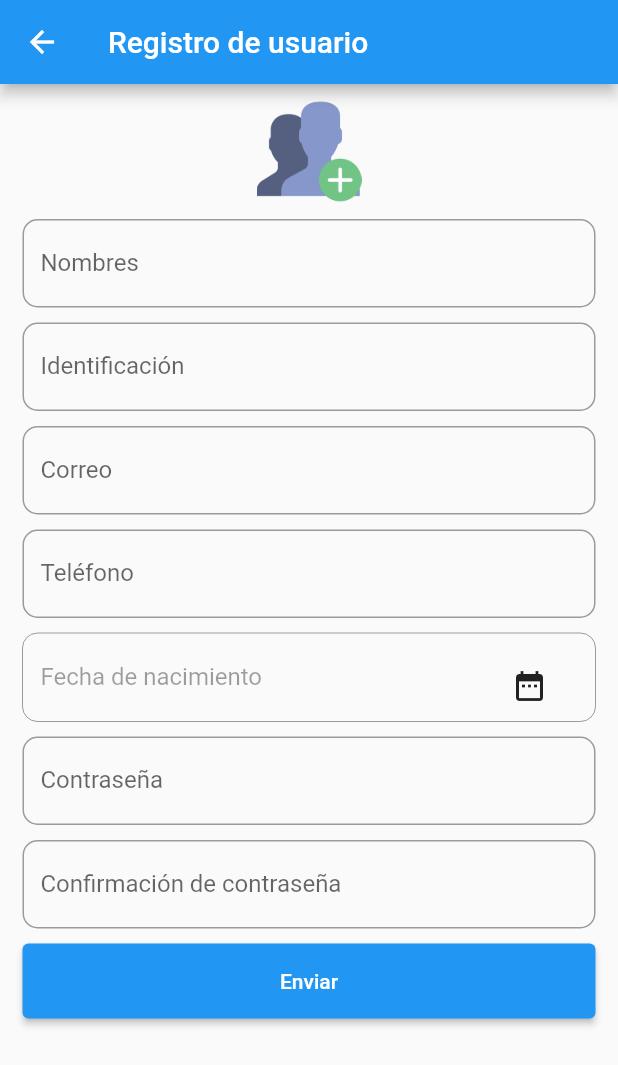
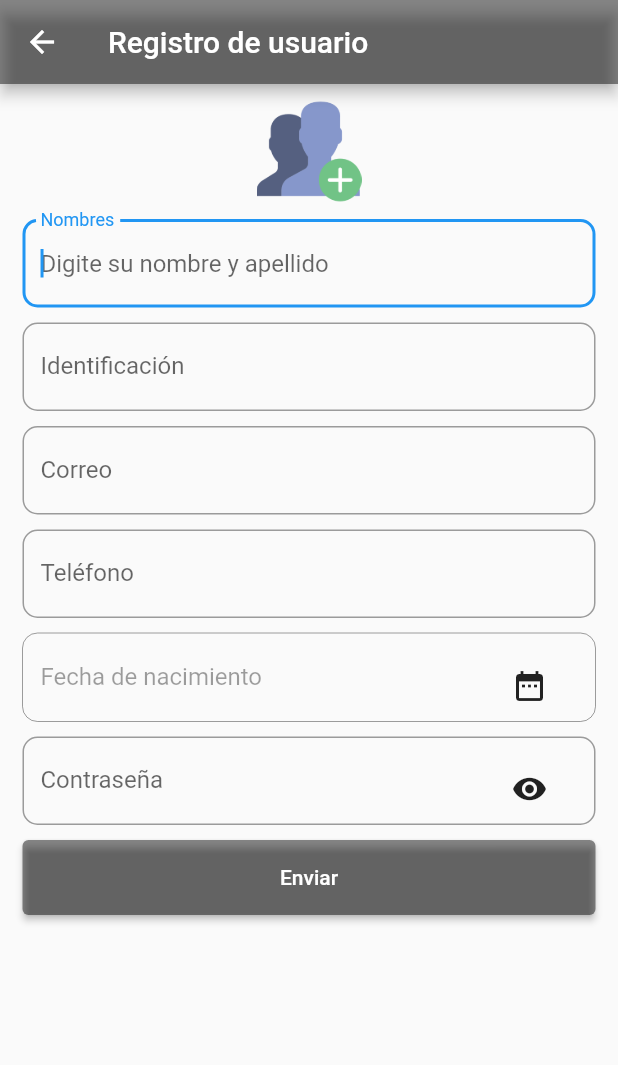
Before and after one commit to Leonardov7/Linea2-Global, a Flutter app: the screen it shows after launch, after a tap on "Registrar Usuario", on a phone screen of 412 x 824 dp. Shown: the top 1065 px of the screen. Run offline on Flutter 3.47's test engine with Material 2 defaults, Android fonts, the phone set to English and light mode, and no system bars; our stand-ins replace cloud_firestore, firebase_core; accounts and stored records are empty.

Commit message:
Data Picker

```diff
--- a/lib/View/UserRegister.dart
+++ b/lib/View/UserRegister.dart
@@ -1,5 +1,6 @@
 import 'package:flutter/cupertino.dart';
 import 'package:flutter/material.dart';
+//import 'package:flutter_localizations/flutter_localizations.dart';
 
 class UserRegister extends StatefulWidget {
   @override
@@ -8,7 +9,10 @@ class UserRegister extends StatefulWidget {
 
 class UserRegisterApp extends State<UserRegister> {
   DateTime selectedDate = DateTime.now();
+  var passHide=true;
+  var ojo=Icons.visibility;
   TextEditingController fecha = TextEditingController();
+  TextEditingController pass= TextEditingController();
   var _currentSelectedDate;
 
   void callDataPcker() async {
@@ -35,7 +39,7 @@ class UserRegisterApp extends State<UserRegister> {
         errorInvalidText: "Fecha fuera de rango",
         initialEntryMode: DatePickerEntryMode.input,
         builder: (context, child) {
-          return Theme(data: ThemeData.fallback(), child: Center(child: child));
+          return Theme(data: ThemeData.dark(), child: Center(child: child));
         });
   }
 
@@ -45,6 +49,7 @@ class UserRegisterApp extends State<UserRegister> {
   Widget build(BuildContext context) {
     return Scaffold(
       appBar: AppBar(
+        backgroundColor: Colors.black45,
         title: Text('Registro de usuario'),
       ),
       body: SingleChildScrollView(
@@ -59,6 +64,7 @@ class UserRegisterApp extends State<UserRegister> {
             Padding(
               padding: EdgeInsets.only(left: 15, top: 10, right: 15),
               child: TextField(
+                autofocus: true,
                 //controller: user,
                 style: TextStyle(color: Colors.blueGrey),
                 decoration: InputDecoration(
@@ -87,6 +93,7 @@ class UserRegisterApp extends State<UserRegister> {
             Padding(
               padding: EdgeInsets.only(left: 15, top: 10, right: 15),
               child: TextField(
+                keyboardType: TextInputType.emailAddress,
                 //controller: user,
                 style: TextStyle(color: Colors.blueGrey),
                 decoration: InputDecoration(
@@ -101,6 +108,7 @@ class UserRegisterApp extends State<UserRegister> {
             Padding(
               padding: EdgeInsets.only(left: 15, top: 10, right: 15),
               child: TextField(
+                keyboardType: TextInputType.number,
                 //controller: user,
                 style: TextStyle(color: Colors.blueGrey),
                 decoration: InputDecoration(
@@ -163,7 +171,12 @@ class UserRegisterApp extends State<UserRegister> {
                     ])),
             Padding(
               padding: EdgeInsets.only(left: 15, top: 10, right: 15),
-              child: TextField(
+              child: Stack(
+                alignment: const Alignment(1.0, 1.0),
+                children: [
+                  TextField(
+                    keyboardType: TextInputType.multiline,
+                    obscureText: passHide,
                     //controller: user,
                     style: TextStyle(color: Colors.blueGrey),
                     decoration: InputDecoration(
@@ -174,25 +187,30 @@ class UserRegisterApp extends State<UserRegister> {
                       hintText: 'Digite su contraseña',
                     ),
                   ),
-            ),
-            Padding(
-              padding: EdgeInsets.only(left: 15, top: 10, right: 15),
-              child: TextField(
-                //controller: user,
-                style: TextStyle(color: Colors.blueGrey),
-                decoration: InputDecoration(
-                  fillColor: Colors.green,
-                  border: OutlineInputBorder(
-                      borderRadius: BorderRadius.circular(10)),
-                  labelText: 'Confirmación de contraseña',
-                  hintText: 'Confirme la contraseña',
-                ),
+                  new FlatButton(
+
+                      onPressed: (){setState(() {
+                        if (passHide){
+                          passHide=false;
+                          ojo=Icons.visibility_off;
+                        }
+                      else{
+                        passHide=true;
+                        ojo=Icons.visibility;
+                        }
+                      }); }
+                      , child: new Icon(ojo))
+                ],
               ),
             ),
             Padding(
               padding: EdgeInsets.only(left: 15, top: 10, right: 15),
               child: ElevatedButton(
-                style: ElevatedButton.styleFrom(minimumSize: Size(400, 50)),
+
+                style: ElevatedButton.styleFrom(
+                  primary: Colors.black45,
+                  minimumSize: Size(400, 50)
+                ),
                 onPressed: () {},
                 child: Text('Enviar'),
               ),
--- a/lib/main.dart
+++ b/lib/main.dart
@@ -28,8 +28,41 @@ class HomeStart extends State<Home> {
       home: Scaffold(
         appBar: AppBar(
           title: Text('Home App línea 2'),
-        ),
-        body: SingleChildScrollView(
+          backgroundColor: Colors.black45,
+        ),drawer: Drawer(
+          child: new ListView(
+            children: <Widget>[
+              UserAccountsDrawerHeader(
+                accountName: Text("Guillermo García"),
+                accountEmail: Text("email@prueba.es"),
+                currentAccountPicture: CircleAvatar(child: Image.asset('image/User.png')),
+                decoration: BoxDecoration(
+                  color: Colors.black45,
+                ),
+              ),
+              ListTile(
+                title: Text('Home'),
+                leading: Icon(Icons.home),
+              ),
+              ListTile(
+                title: Text('Ingresar'),
+                leading: Icon(Icons.login),
+              ),
+              ListTile(
+                title: Text('Nuevo usuario'),
+                leading: Icon(Icons.group_add),
+                onLongPress: (){
+                  Navigator.push(context,
+                      MaterialPageRoute(builder: (_) => UserRegister()));
+                },
+              ),
+
+            ],
+          )
+      ),
+        body:
+
+        SingleChildScrollView(
           child: Column(
             children: [
               Padding(
@@ -46,26 +79,32 @@ class HomeStart extends State<Home> {
                 padding:
                     EdgeInsets.only(left: 10, top: 10, right: 10, bottom: 0),
                 child: ElevatedButton(
-                  style: ElevatedButton.styleFrom(minimumSize: Size(400, 50)),
+                  style: ElevatedButton.styleFrom(
+                      primary: Colors.black45,
+                      minimumSize: Size(400, 50)),
+
                   onPressed: () {
                     print('Ingreso Login');
                     Navigator.push(
                         context, MaterialPageRoute(builder: (_) => Login()));
                   },
-                  child: Text('Ingresar'),
+                  child: Text('Ingresar',style: TextStyle(color: Colors.white,fontSize: 20),),
                 ),
               ),
               Padding(
                 padding:
                     EdgeInsets.only(left: 10, top: 10, right: 10, bottom: 0),
                 child: ElevatedButton(
-                  style: ElevatedButton.styleFrom(minimumSize: Size(400, 50)),
+
+                  style: ElevatedButton.styleFrom(
+                      primary: Colors.black45,
+                      minimumSize: Size(400, 50)),
                   onPressed: () {
                     print('Registrar Usuario');
                     Navigator.push(context,
                         MaterialPageRoute(builder: (_) => UserRegister()));
                   },
-                  child: Text('Registrar Usuario'),
+                  child: Text('Registrar Usuario',style: TextStyle(color: Colors.white,fontSize: 20)),
                 ),
               ),
             ],
--- a/pubspec.yaml
+++ b/pubspec.yaml
@@ -35,7 +35,9 @@ dependencies:
   # The following adds the Cupertino Icons font to your application.
   # Use with the CupertinoIcons class for iOS style icons.
   cupertino_icons: ^1.0.2
-
+flutter_localizations:
+  sdk: flutter
+  intl: 0.17.0-nullsafety.2
 dev_dependencies:
   flutter_test:
     sdk: flutter
```
Lines whose indentation alone changed are shown as unchanged.
